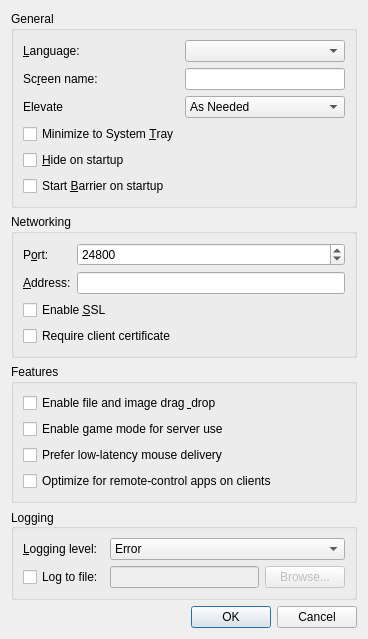
zzt5678/barrier-enhanced, file src/gui/src/SettingsDialogBase.ui: the form before one commit.
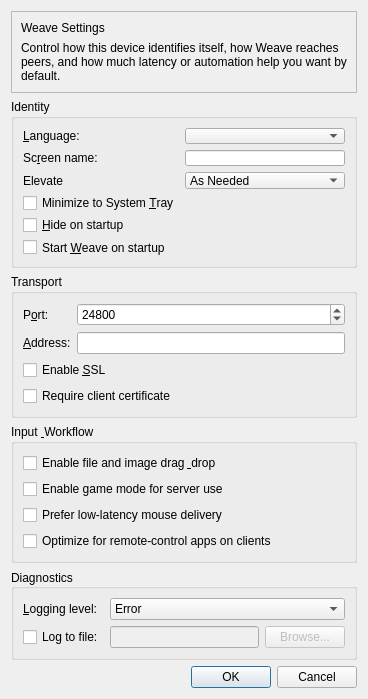
The form after the commit.

Commit message: Rebrand the enhanced desktop share to Weave without regressing core UX

```diff
--- a/src/gui/src/SettingsDialogBase.ui
+++ b/src/gui/src/SettingsDialogBase.ui
@@ -14,6 +14,35 @@
    <string>Settings</string>
   </property>
   <layout class="QVBoxLayout" name="verticalLayout">
+   <item>
+    <widget class="QFrame" name="m_pSettingsHeaderCard">
+     <property name="frameShape">
+      <enum>QFrame::StyledPanel</enum>
+     </property>
+     <property name="frameShadow">
+      <enum>QFrame::Raised</enum>
+     </property>
+     <layout class="QVBoxLayout" name="verticalLayout_settingsHeader">
+      <item>
+       <widget class="QLabel" name="m_pLabelSettingsTitle">
+        <property name="text">
+         <string>Weave Settings</string>
+        </property>
+       </widget>
+      </item>
+      <item>
+       <widget class="QLabel" name="m_pLabelSettingsSummary">
+        <property name="text">
+         <string>Control how this device identifies itself, how Weave reaches peers, and how much latency or automation help you want by default.</string>
+        </property>
+        <property name="wordWrap">
+         <bool>true</bool>
+        </property>
+       </widget>
+      </item>
+     </layout>
+    </widget>
+   </item>
    <item>
     <widget class="QGroupBox" name="m_pGroupGeneral">
      <property name="enabled">
@@ -26,7 +55,7 @@
       </sizepolicy>
      </property>
      <property name="title">
-      <string>General</string>
+      <string>Identity</string>
      </property>
      <layout class="QFormLayout" name="formLayout">
       <property name="fieldGrowthPolicy">
@@ -129,7 +158,7 @@
       <item row="5" column="0">
        <widget class="QCheckBox" name="m_pCheckBoxAutoStart">
         <property name="text">
-         <string>Start &amp;Barrier on startup</string>
+         <string>Start &amp;Weave on startup</string>
         </property>
        </widget>
       </item>
@@ -139,7 +168,7 @@
    <item>
     <widget class="QGroupBox" name="m_pGroupNetworking">
      <property name="title">
-      <string>Networking</string>
+      <string>Transport</string>
      </property>
      <layout class="QGridLayout" name="gridLayout_3">
       <item row="1" column="0">
@@ -208,7 +237,7 @@
    <item>
     <widget class="QGroupBox" name="m_pGroupFeatures">
      <property name="title">
-      <string>Features</string>
+      <string>Input &amp; Workflow</string>
      </property>
      <layout class="QVBoxLayout" name="verticalLayout_2">
       <item>
@@ -260,7 +289,7 @@
       </sizepolicy>
      </property>
      <property name="title">
-      <string>Logging</string>
+      <string>Diagnostics</string>
      </property>
      <property name="alignment">
       <set>Qt::AlignLeading|Qt::AlignLeft|Qt::AlignVCenter</set>
```
Left out of the diff: 4 changed lines with no effect on the pictures. The commit also changes 80 other files.
